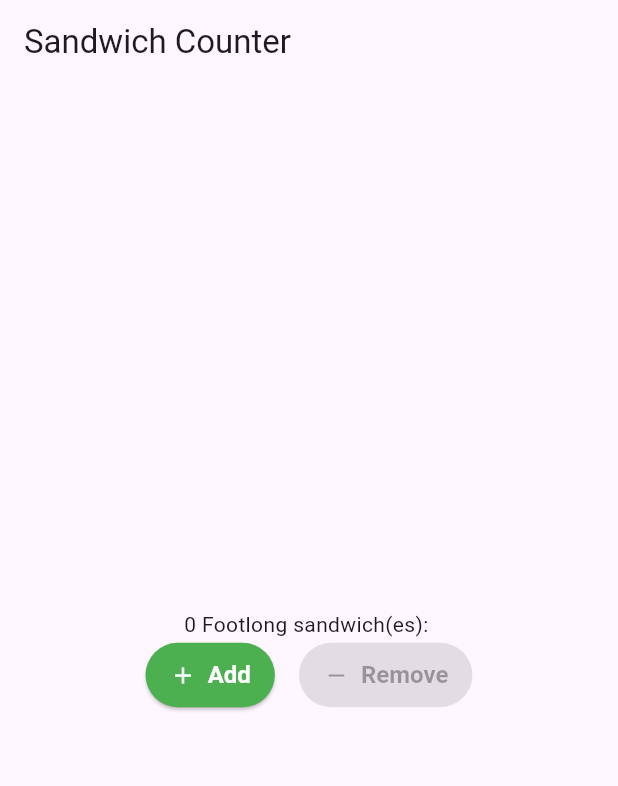
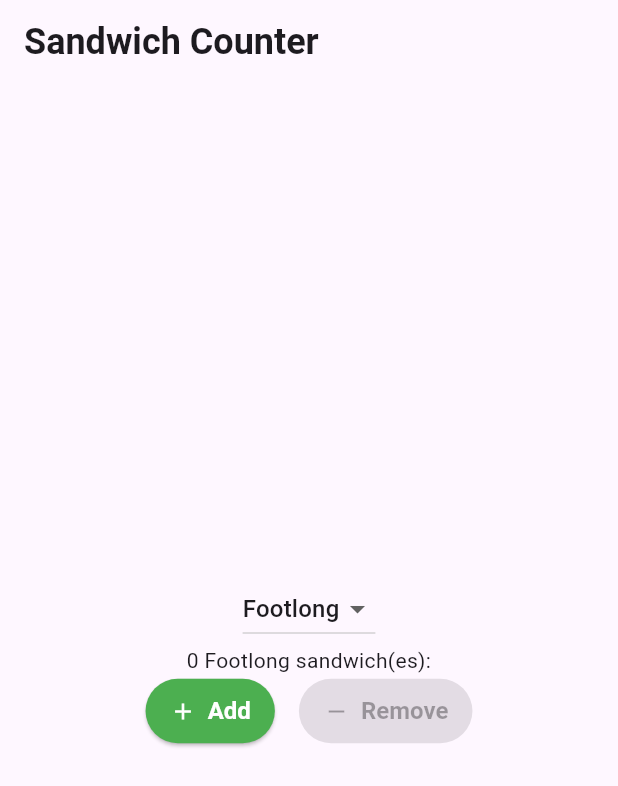
Before and after one commit to K-agya/sandwich_shop, a Flutter app: the screen it shows after launch, on a phone screen of 412 x 824 dp. Shown: the top 786 px of the screen. Run offline on Flutter 3.47's test engine with Material 3 defaults, Android fonts, the phone set to English and light mode, and no system bars.

Commit message:
Update main.dart to use app_styles.dart

```diff
--- a/lib/main.dart
+++ b/lib/main.dart
@@ -1,4 +1,5 @@
 import 'package:flutter/material.dart';
+import 'views/app_styles.dart';
 
 void main() {
   runApp(const App());
@@ -58,8 +59,10 @@ class OrderScreen extends StatefulWidget {
   }
 }
 
+// ...existing code...
 class _OrderScreenState extends State<OrderScreen> {
   int _quantity = 0;
+  String _selectedSize = 'Footlong'; // changed code
 
   void _increaseQuantity() {
     if (_quantity < widget.maxQuantity) {
@@ -76,26 +79,46 @@ class _OrderScreenState extends State<OrderScreen> {
   @override
   Widget build(BuildContext context) {
     return Scaffold(
-      appBar: AppBar(title: const Text('Sandwich Counter')),
+      appBar: AppBar(title: const Text(
+        'Sandwich Counter',
+        style: heading1
+        )
+        ),
       body: Center(
         child: Column(
           mainAxisAlignment: MainAxisAlignment.center,
           children: <Widget>[
-            OrderItemDisplay(_quantity, 'Footlong'),
+            // changed code: dropdown to pick sandwich size
+            DropdownButton<String>(
+              value: _selectedSize,
+              items: const [
+                DropdownMenuItem(value: 'Footlong', child: Text('Footlong')),
+                DropdownMenuItem(value: '6-inch', child: Text('6-inch')),
+              ],
+              onChanged: (value) => setState(() {
+                if (value != null) _selectedSize = value;
+              }),
+            ),
+
+            // changed code: use selectedSize
+            OrderItemDisplay(_quantity, _selectedSize),
+
             Row(
               mainAxisAlignment: MainAxisAlignment.center,
               children: [
                 StyledButton(
                   label: 'Add',
                   icon: Icons.add,
-                  onPressed: _quantity < widget.maxQuantity ? _increaseQuantity : null, // disabled when at max
+                  onPressed: _quantity < widget.maxQuantity
+                      ? _increaseQuantity
+                      : null,
                   backgroundColor: Colors.green,
                 ),
                 const SizedBox(width: 16),
                 StyledButton(
                   label: 'Remove',
                   icon: Icons.remove,
-                  onPressed: _quantity > 0 ? _decreaseQuantity : null, // disabled when zero
+                  onPressed: _quantity > 0 ? _decreaseQuantity : null,
                   backgroundColor: Colors.red,
                 ),
               ],
@@ -106,15 +129,22 @@ class _OrderScreenState extends State<OrderScreen> {
     );
   }
 }
+// ...existing code...
 
 class OrderItemDisplay extends StatelessWidget {
+  final int quantity;
   final String itemType;
-  final int quantity;
 
   const OrderItemDisplay(this.quantity, this.itemType, {super.key});
 
   @override
   Widget build(BuildContext context) {
-    return Text('$quantity $itemType sandwich(es): ${'🥪' * quantity}');
+    final sandwiches = List.generate(quantity, (_) => '🥪').join(); // changed code
+    return Text(
+      '$quantity $itemType sandwich(es): $sandwiches',
+      textAlign: TextAlign.center,
+      overflow: TextOverflow.ellipsis,
+      maxLines: 2,
+    );
   }
 }
```
